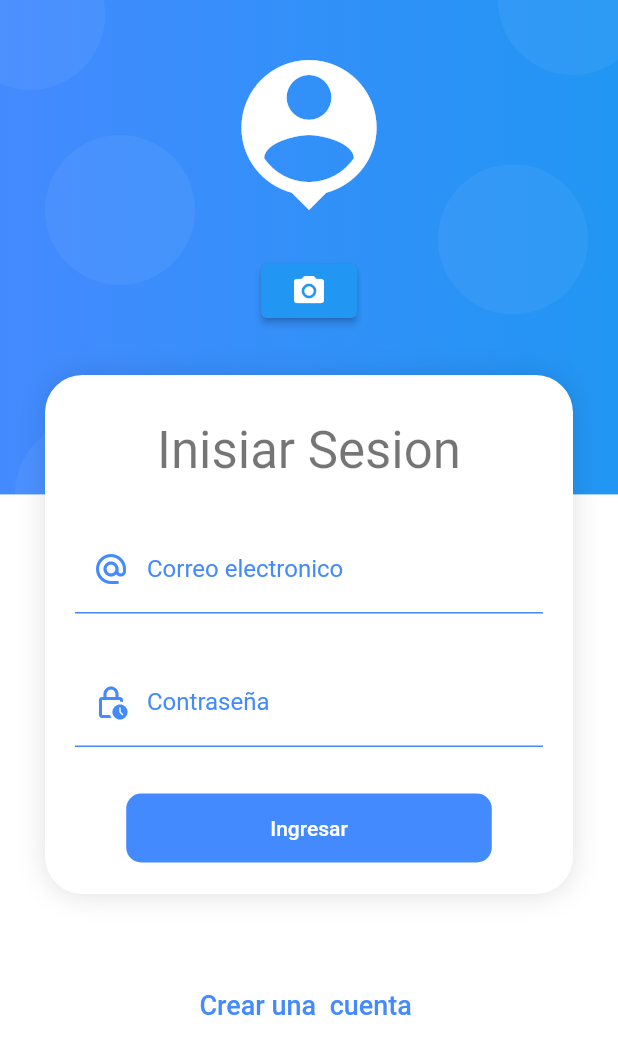
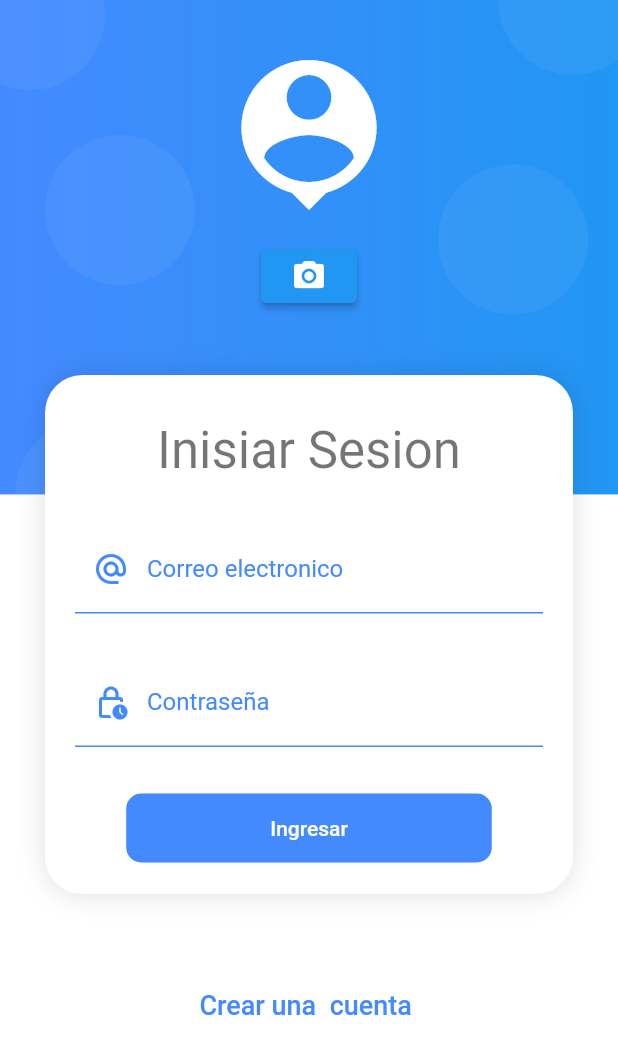
Before and after one commit to Joseca2025/UniCar, a Flutter app: the screen it shows after launch, on a phone screen of 412 x 824 dp. Shown: the top 1054 px of the screen. Run offline on Flutter 3.47's test engine with Material 2 defaults, Android fonts, the phone set to English and light mode, and no system bars; our stand-ins replace flutter_secure_storage.

Commit message:
actualizado hora 0.42 del domingo

```diff
--- a/lib/main.dart
+++ b/lib/main.dart
@@ -1,6 +1,7 @@
 import 'package:flutter/material.dart';
 import 'package:provider/provider.dart';
 import 'package:unicar/pages/busca_viaje_page.dart';
+import 'package:unicar/pages/car_page.dart';
 import 'package:unicar/pages/historial_viaje_page.dart';
 import 'package:unicar/pages/pages.dart';
 import 'package:unicar/pages/perfil_page.dart';
@@ -34,6 +35,7 @@ class MyApp extends StatelessWidget {
           'publicar': (_) => PublicarViajesPage(),
           'historial': (_) => HistorialViajesPage(),
           'perfil': (_) => PerfilesPage(),
+          'car': (_) => CarsPage(),
         },
         scaffoldMessengerKey: NotificationsService.messgerkey,
         theme: ThemeData.light().copyWith(
--- a/lib/pages/pages.dart
+++ b/lib/pages/pages.dart
@@ -12,3 +12,5 @@ export  'package:unicar/pages/register_page.dart';
 
 export 'package:unicar/pages/home_page.dart';
 export  'package:unicar/pages/login_page.dart';
+
+//export 'package:unicar/pages/car_page.dart';
--- a/lib/widgets/auth_background.dart
+++ b/lib/widgets/auth_background.dart
@@ -37,7 +37,7 @@ class _logodelogin extends StatelessWidget {
               size: 120,
             ),
           ),
-          SizedBox(height: 20), // Espacio entre el logo y el botón de la cámara
+          SizedBox(height: 10), // Espacio entre el logo y el botón de la cámara
           ElevatedButton(
             onPressed: () {
               // Acción al presionar el botón de la cámara
```
Also changed, not shown: lib/pages/car_page.dart (added, +12 -0 lines), lib/pages/perfil_page.dart (+13 -9 lines), assets/jar-loading.gif (added), assets/no-image.png (added).
